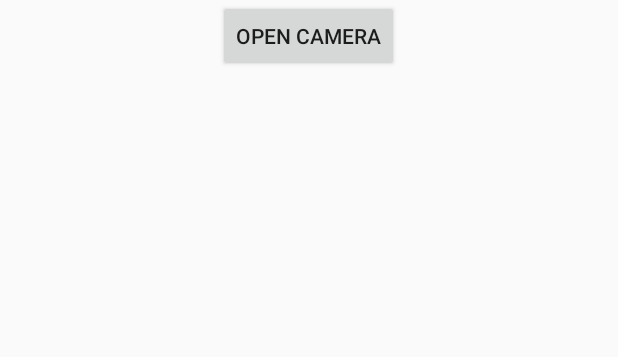
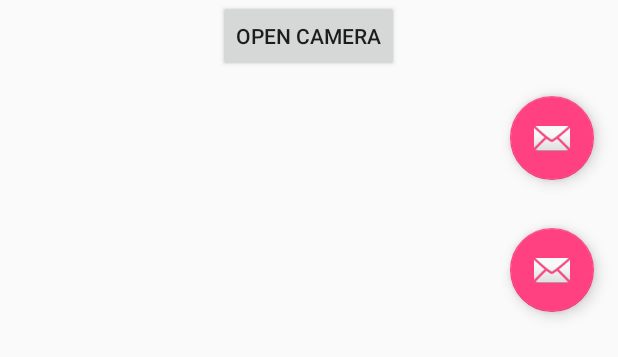
Before and after one commit to WangWeight/hanyupinyin, an Android app: the layout content_main.xml on its own in the app's theme, with its tools: preview values and no code run, on a phone screen of 412 x 824 dp. Shown: the top 357 px of the screen. Run offline under Robolectric (Android 15) with nearby library versions, the phone set to English and light mode, and no system bars.

Commit message:
Much add# Please enter the commit message for your changes. Lines starting

```diff
--- a/app/src/main/AndroidManifest.xml
+++ b/app/src/main/AndroidManifest.xml
@@ -52,6 +52,7 @@
         <activity
             android:name=".MainActivity"
             android:label="@string/app_name"
+            android:screenOrientation="landscape"
             android:theme="@style/AppTheme.NoActionBar">
             <intent-filter>
                 <action android:name="android.intent.action.MAIN" />
--- a/app/src/main/java/com/ev4ngel/myapplication/Common.java
+++ b/app/src/main/java/com/ev4ngel/myapplication/Common.java
@@ -5,4 +5,5 @@ package com.ev4ngel.myapplication;
  */
 public class Common {
     public static String ProjectPath="";
+    public static int camDeltaAngle=90;
 }
--- a/app/src/main/res/layout/app_bar_main.xml
+++ b/app/src/main/res/layout/app_bar_main.xml
@@ -98,7 +98,7 @@
         android:id="@+id/fab"
         android:layout_width="wrap_content"
         android:layout_height="wrap_content"
-        android:layout_gravity="bottom|start"
+        android:layout_gravity="bottom|end"
         android:layout_margin="@dimen/fab_margin"
         android:src="@android:drawable/ic_dialog_email" />
 
--- a/app/src/main/res/layout/content_main.xml
+++ b/app/src/main/res/layout/content_main.xml
@@ -25,4 +25,18 @@
         android:layout_width="match_parent"
         android:layout_height="match_parent"
         android:visibility="gone"/>
+    <android.support.design.widget.FloatingActionButton
+        android:id="@+id/camer_fab"
+        android:layout_width="wrap_content"
+        android:layout_height="wrap_content"
+        android:layout_gravity="top|end"
+        android:layout_margin="@dimen/fab_margin"
+        android:src="@android:drawable/ic_dialog_email" />
+    <android.support.design.widget.FloatingActionButton
+        android:id="@+id/gimbal_fab"
+        android:layout_width="wrap_content"
+        android:layout_height="wrap_content"
+        android:layout_gravity="center|end"
+        android:layout_margin="@dimen/fab_margin"
+        android:src="@android:drawable/ic_dialog_email" />
     </LinearLayout>
```
Also changed, not shown: app/src/main/java/com/ev4ngel/myapplication/MainActivity.java (+56 -15 lines).
